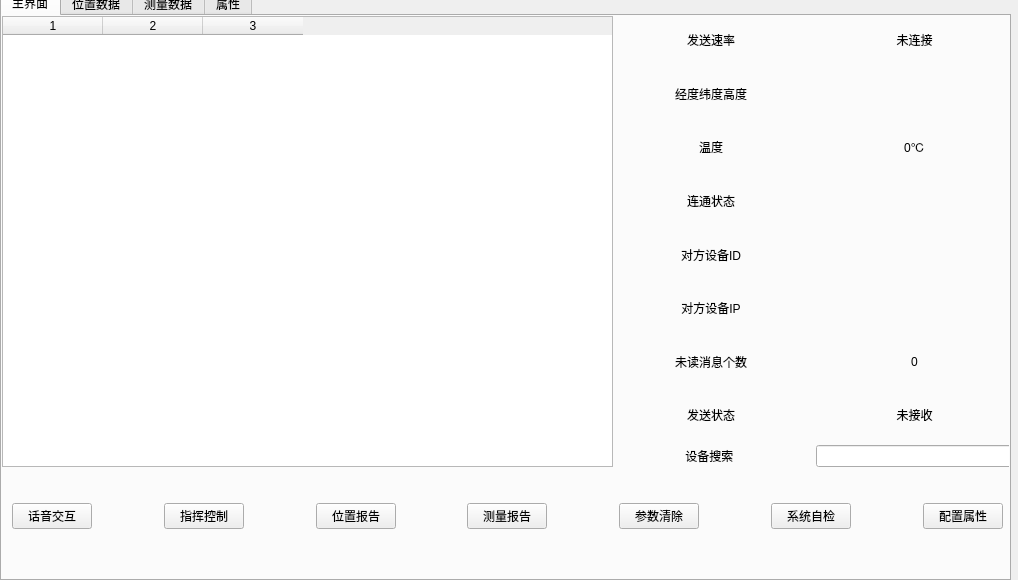
Before: the Qt Designer form UI/mainWindow.ui in 413180794/EPLRS_station, drawn with Qt 5.
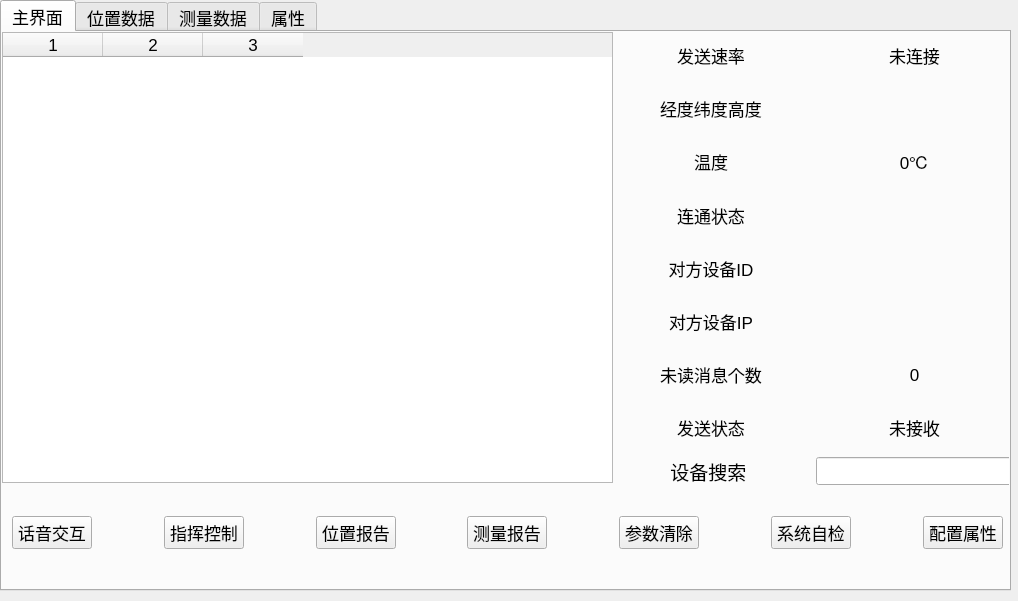
After: the same form once the commit is applied. The open tabs and pages were chosen to show the change.

Commit message: 修改界面为全屏，加入启动软件，启动键盘

```diff
--- a/UI/mainWindow.ui
+++ b/UI/mainWindow.ui
@@ -7,9 +7,14 @@
     <x>0</x>
     <y>0</y>
     <width>1018</width>
-    <height>580</height>
+    <height>601</height>
    </rect>
   </property>
+  <property name="font">
+   <font>
+    <pointsize>13</pointsize>
+   </font>
+  </property>
   <property name="windowTitle">
    <string>MainWindow</string>
   </property>
@@ -21,7 +26,7 @@
     <property name="geometry">
      <rect>
       <x>0</x>
-      <y>-10</y>
+      <y>0</y>
       <width>1011</width>
       <height>591</height>
      </rect>
@@ -39,7 +44,7 @@
         <x>610</x>
         <y>0</y>
         <width>401</width>
-        <height>451</height>
+        <height>454</height>
        </rect>
       </property>
       <layout class="QVBoxLayout" name="verticalLayout_4">
@@ -242,6 +247,11 @@
         <layout class="QHBoxLayout" name="horizontalLayout_14">
          <item>
           <widget class="QLabel" name="_search_device_label">
+           <property name="font">
+            <font>
+             <pointsize>14</pointsize>
+            </font>
+           </property>
            <property name="text">
             <string>设备搜索 </string>
            </property>
```
Left out of the diff: 2 changed lines with no effect on the pictures. The commit also changes 1 other file.
